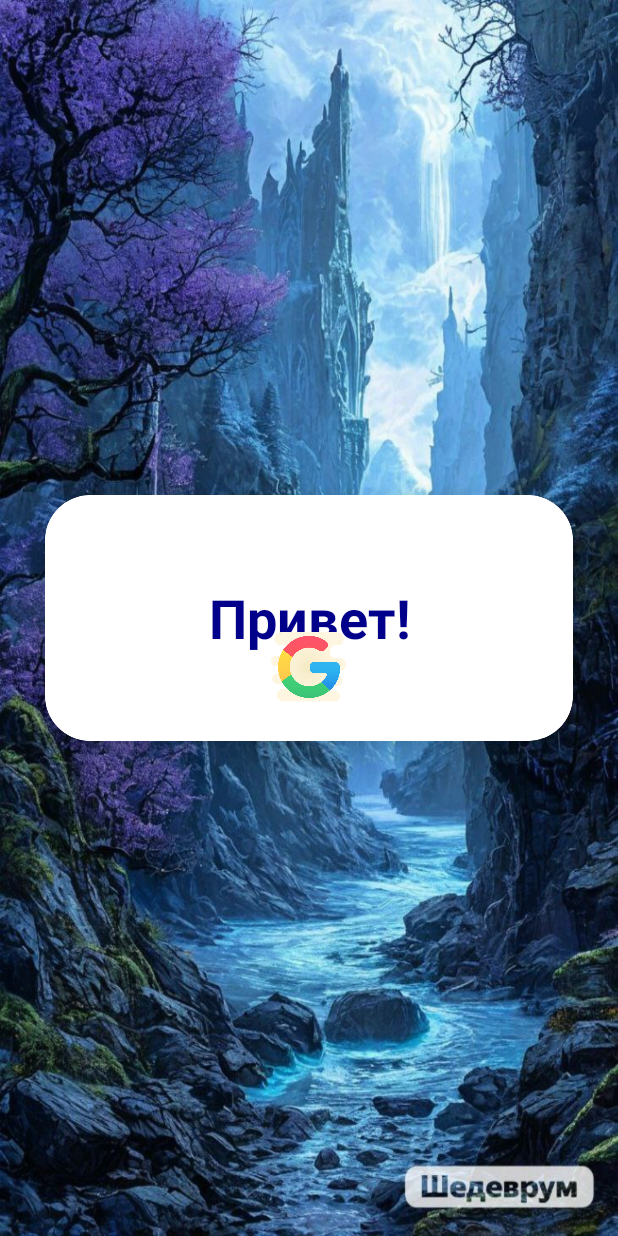
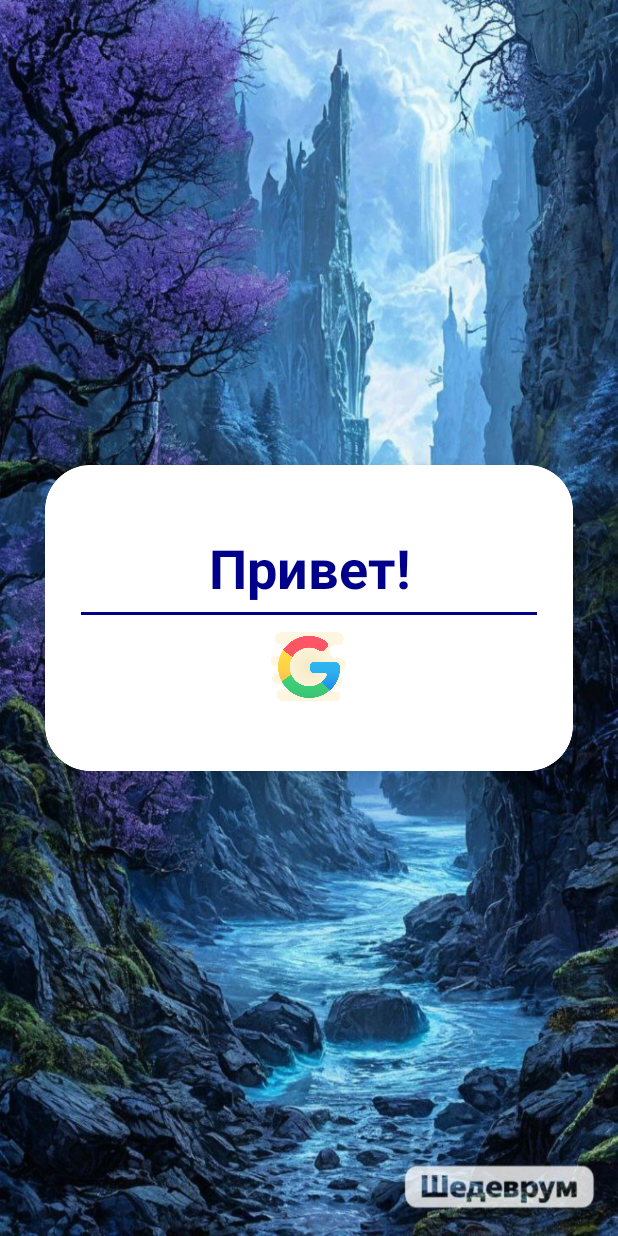
Before and after one commit to ErrorAboutError/ForActorWithRepetition, an Android app: the screen it shows after launch (LoginRegistration), on a phone screen of 412 x 824 dp. Run offline under Robolectric (Android 15) with nearby library versions, the phone set to English and light mode, and no system bars.

Commit message:
Исправлена анимация экрана входа, изменены названия фрагментов

```diff
--- a/app/src/main/java/com/example/foractorwithrepetition/LoginRegistration.kt
+++ b/app/src/main/java/com/example/foractorwithrepetition/LoginRegistration.kt
@@ -35,10 +35,9 @@ class LoginRegistration : AppCompatActivity() {
 
         binding.hiText.alpha=0f
         binding.signinGoogle.alpha=0f
-        binding.sepa.alpha=0f
-        binding.hiText.animate().alpha(1f).translationYBy((50).toFloat()).setStartDelay(300).duration=1500
-        binding.signinGoogle.animate().alpha(1f).translationYBy((-50).toFloat()).setStartDelay(300).duration=1500
-        binding.signinGoogle.animate().alpha(1f).translationYBy((0).toFloat()).setStartDelay(300).duration=1500
+
+        binding.hiText.animate().alpha(1f).translationYBy((30).toFloat()).setStartDelay(300).duration=1500
+        binding.signinGoogle.animate().alpha(1f).translationYBy((-30).toFloat()).setStartDelay(300).duration=1500
 
         val lastInGoogle = GoogleSignIn.getLastSignedInAccount(this)
         if(lastInGoogle!=null){
--- a/app/src/main/res/layout/activity_login_registration.xml
+++ b/app/src/main/res/layout/activity_login_registration.xml
@@ -31,6 +31,7 @@
                     android:layout_height="wrap_content"
                     android:text="Привет!"
                     android:textSize="36sp"
+                    android:layout_marginBottom="20dp"
                     android:textAlignment="center"
                     android:textStyle="bold"
                     android:textColor="@color/darkBlue"/>
@@ -57,6 +58,7 @@
                     android:layout_gravity="center"
                     android:background="@drawable/google_logo"
                     app:iconGravity="textStart"
+                    android:layout_marginTop="20dp"
                     app:layout_constraintBottom_toBottomOf="parent"
                     app:layout_constraintEnd_toEndOf="parent"
                     app:layout_constraintHorizontal_bias="0.13"
--- a/app/src/main/res/menu/activity_main_drawer.xml
+++ b/app/src/main/res/menu/activity_main_drawer.xml
@@ -7,11 +7,11 @@
         <item
             android:id="@+id/nav_home"
             android:icon="@drawable/plus"
-            android:title="Новая репетиция" />
+            android:title="Новое событие" />
         <item
             android:id="@+id/nav_gallery"
             android:icon="@drawable/ic_menu_gallery"
-            android:title="Список репетиций" />
+            android:title="Список событий" />
         <item
             android:id="@+id/nav_slideshow"
             android:icon="@drawable/theatre"
--- a/app/src/main/res/navigation/mobile_navigation.xml
+++ b/app/src/main/res/navigation/mobile_navigation.xml
@@ -8,7 +8,7 @@
     <fragment
         android:id="@+id/nav_home"
         android:name="com.example.foractorwithrepetition.ui.home.HomeFragment"
-        android:label="Репетиция"
+        android:label="Новое событие"
         tools:layout="@layout/fragment_home" />
 
 <!--    <fragment-->
@@ -20,7 +20,7 @@
     <fragment
         android:id="@+id/nav_gallery"
         android:name="com.example.foractorwithrepetition.ui.gallery.GalleryFragment"
-        android:label="Список репетиций"
+        android:label="Список событий"
         tools:layout="@layout/fragment_gallery" />
 
     <fragment
--- a/app/src/main/res/values/strings.xml
+++ b/app/src/main/res/values/strings.xml
@@ -8,9 +8,9 @@
     <string name="nav_header_desc">Navigation header</string>
     <string name="action_settings">Settings</string>
 
-    <string name="menu_home">Home</string>
-    <string name="menu_gallery">Gallery</string>
-    <string name="menu_slideshow">Slideshow</string>
+    <string name="menu_home">Новое событие</string>
+    <string name="menu_gallery">Список событий</string>
+    <string name="menu_slideshow">Театры</string>
     <!-- TODO: Remove or change this placeholder text -->
     <string name="qr_blank">QR</string>
 
```
